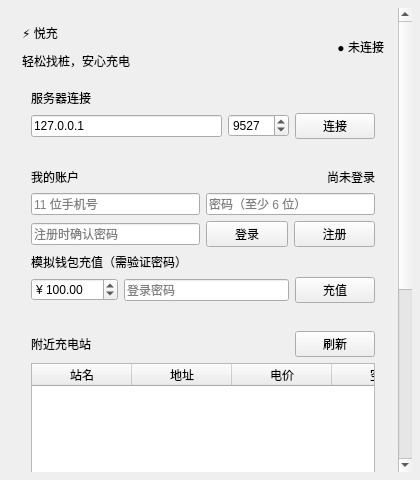
The window that user_client/userwindow.ui (enzooli26/codex.1) describes before a commit, drawn with Qt 5.
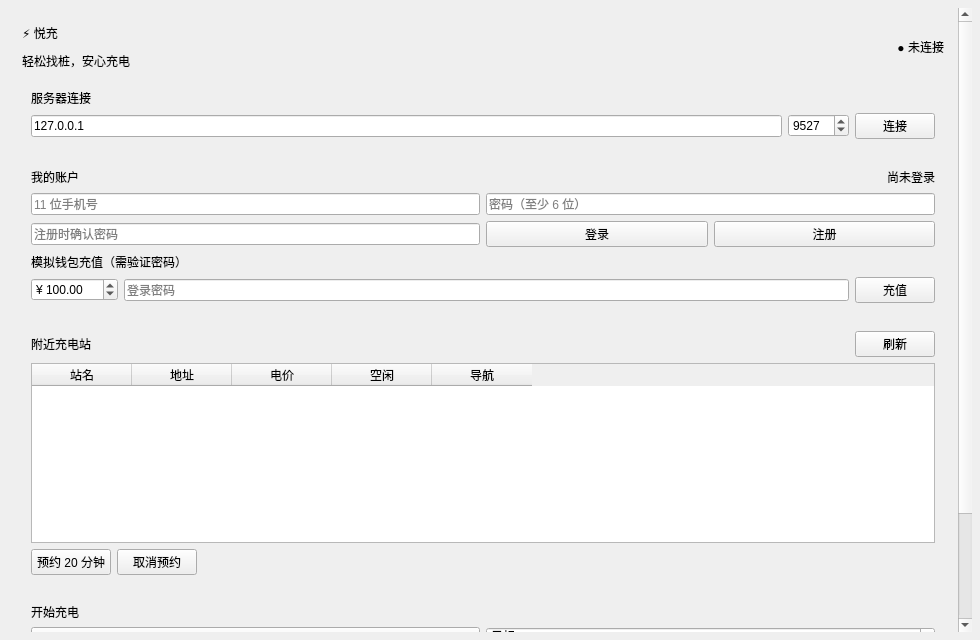
The same window after the commit.

Commit message: feat: improve client UI and fix edge database migration

Patch:
```diff
--- a/user_client/userwindow.ui
+++ b/user_client/userwindow.ui
@@ -3,7 +3,7 @@
  <class>UserWindow</class>
  <widget class="QMainWindow" name="UserWindow">
   <property name="windowTitle"><string>悦充 · 用户端</string></property>
-  <property name="minimumSize"><size><width>420</width><height>480</height></size></property>
+  <property name="minimumSize"><size><width>980</width><height>640</height></size></property>
   <property name="styleSheet"><string notr="true">QMainWindow,QWidget#centralwidget{background:#eef3f9;color:#23314a;font-family:&quot;Microsoft YaHei&quot;;font-size:14px} QFrame#phoneShell{background:#f7f9fc;border:1px solid #dce4ef;border-radius:24px} QFrame.card{background:#ffffff;border:1px solid #e5eaf1;border-radius:14px} QLabel#brandLabel{font-size:26px;font-weight:700;color:#2457d6} QLabel#sloganLabel{color:#8190a7} QLabel.sectionTitle{font-size:16px;font-weight:700;color:#263550} QLabel#balanceLabel{font-size:24px;font-weight:700;color:#2457d6} QLabel#statusLabel{color:#d85b6a;font-weight:600} QLabel#chargeStatusLabel{background:#edf3ff;color:#315fc4;border-radius:9px;padding:10px;font-weight:600} QLineEdit,QSpinBox,QDoubleSpinBox,QComboBox{background:#f7f9fd;border:1px solid #d9e1ec;border-radius:8px;padding:8px;min-height:24px;color:#273650;selection-background-color:#4878e8} QLineEdit:focus,QSpinBox:focus,QDoubleSpinBox:focus,QComboBox:focus{border:1px solid #4878e8;background:#ffffff} QPushButton{background:#416fe3;border:0;border-radius:9px;padding:9px 12px;min-height:24px;color:#ffffff;font-weight:600} QPushButton:hover{background:#315fd1} QPushButton:pressed{background:#254da9} QPushButton.secondary{background:#edf2fb;color:#3d5f9f;border:1px solid #d9e3f4} QPushButton.danger{background:#fff0f2;color:#cc5062;border:1px solid #f4d4da} QTableWidget{background:#ffffff;alternate-background-color:#f8faff;border:1px solid #e5eaf1;border-radius:9px;gridline-color:#edf1f6;color:#344158} QHeaderView::section{background:#f2f6fb;color:#6b7b92;border:0;border-right:1px solid #e4eaf2;padding:7px;font-weight:600} QTableWidget::item{padding:4px} QTableWidget::item:selected{background:#dfe8ff;color:#244ba6} QScrollBar:vertical{background:transparent;width:8px;border-radius:4px;margin:2px} QScrollBar::handle:vertical{background:#c0c8d8;border-radius:4px;min-height:24px} QScrollBar::handle:vertical:hover{background:#a0aac0} QScrollBar::add-line:vertical,QScrollBar::s</string></property>
   <widget class="QWidget" name="centralwidget">
    <layout class="QVBoxLayout" name="outerLayout">
```
The commit also changes 7 other files.
